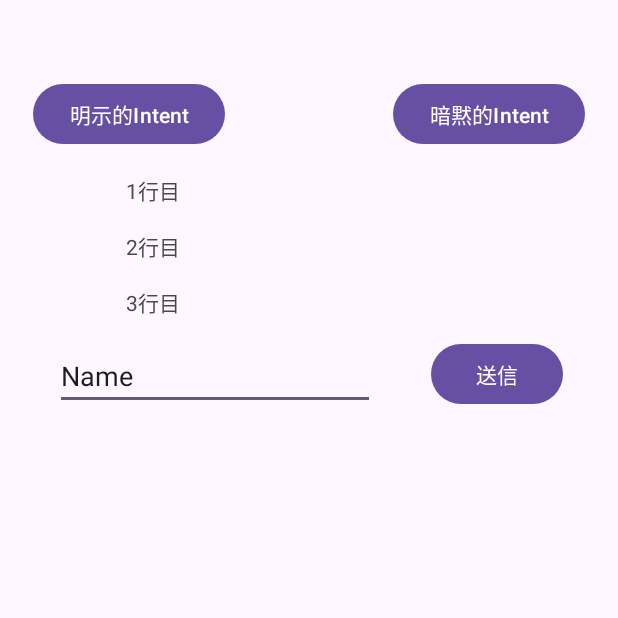
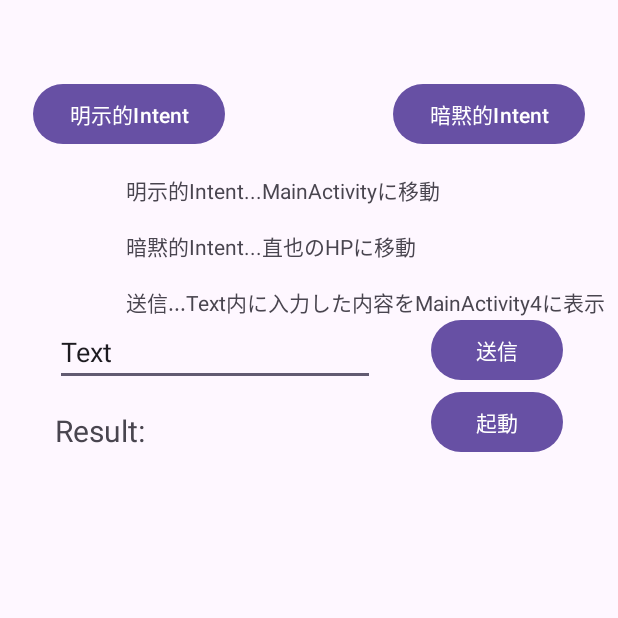
Before and after one commit to Toa3310/ToasApplication, an Android app: the screen it shows after launch (MainActivity2), on a phone screen of 412 x 824 dp, the top half of it. Run offline under Robolectric (Android 15) with nearby library versions, the phone set to English and light mode, and no system bars.

Commit message:
2画面目からのデータを1画面目に表示するように変更

```diff
--- a/app/src/main/AndroidManifest.xml
+++ b/app/src/main/AndroidManifest.xml
@@ -12,8 +12,13 @@
         android:supportsRtl="true"
         android:theme="@style/Theme.ToasApplication">
         <activity
+            android:name=".MainActivity4"
+            android:exported="false">
+        </activity>
+        <activity
             android:name=".MainActivity3"
             android:exported="true">
+
         </activity>
         <activity
             android:name=".MainActivity2"
@@ -27,6 +32,7 @@
         <activity
             android:name=".MainActivity"
             android:exported="true">
+
         </activity>
     </application>
 
--- a/app/src/main/res/layout/activity_main.xml
+++ b/app/src/main/res/layout/activity_main.xml
@@ -14,7 +14,6 @@
         android:layout_marginStart="16dp"
         android:text="@string/text"
         android:textSize="34sp"
-        app:layout_constraintBottom_toBottomOf="parent"
         app:layout_constraintEnd_toEndOf="parent"
         app:layout_constraintHorizontal_bias="0.1"
         app:layout_constraintStart_toStartOf="parent"
--- a/app/src/main/res/layout/activity_main2.xml
+++ b/app/src/main/res/layout/activity_main2.xml
@@ -37,7 +37,7 @@
         android:layout_marginStart="84dp"
         android:layout_marginTop="16dp"
         android:layout_marginBottom="16dp"
-        android:text="1行目"
+        android:text="明示的Intent...MainActivityに移動"
         app:layout_constraintBottom_toTopOf="@+id/textView2"
         app:layout_constraintStart_toStartOf="parent"
         app:layout_constraintTop_toBottomOf="@id/button2"
@@ -47,7 +47,7 @@
         android:id="@+id/textView2"
         android:layout_width="wrap_content"
         android:layout_height="wrap_content"
-        android:text="2行目"
+        android:text="暗黙的Intent...直也のHPに移動"
         app:layout_constraintBottom_toTopOf="@+id/textView3"
         app:layout_constraintStart_toStartOf="@id/textView"
         app:layout_constraintTop_toBottomOf="@id/textView" />
@@ -57,30 +57,47 @@
         android:layout_width="wrap_content"
         android:layout_height="wrap_content"
         android:layout_marginTop="16dp"
-        android:layout_marginBottom="16dp"
-        android:text="3行目"
-        app:layout_constraintBottom_toTopOf="@id/editTextText2"
+        android:text="送信...Text内に入力した内容をMainActivity4に表示"
+        app:layout_constraintBottom_toTopOf="@id/submitText"
         app:layout_constraintStart_toStartOf="@id/textView"
         app:layout_constraintTop_toBottomOf="@id/textView2" />
 
     <EditText
-        android:id="@+id/editTextText2"
+        android:id="@+id/submitText"
         android:layout_width="wrap_content"
         android:layout_height="wrap_content"
-        android:layout_marginTop="16dp"
         android:ems="10"
         android:inputType="text"
-        android:text="Name"
-        app:layout_constraintEnd_toStartOf="@id/button4"
+        android:text="Text"
+        app:layout_constraintTop_toBottomOf="@id/textView3"
         app:layout_constraintStart_toStartOf="parent"
-        app:layout_constraintTop_toBottomOf="@id/textView3" />
+        app:layout_constraintEnd_toStartOf="@id/submitButton"/>
 
     <Button
-        android:id="@+id/button4"
+        android:id="@+id/submitButton"
         android:layout_width="wrap_content"
         android:layout_height="wrap_content"
         android:text="送信"
-        app:layout_constraintStart_toEndOf="@id/editTextText2"
-        app:layout_constraintBottom_toBottomOf="@id/editTextText2"
+        app:layout_constraintStart_toEndOf="@id/submitText"
+        app:layout_constraintBottom_toBottomOf="@id/submitText"
         app:layout_constraintEnd_toEndOf="parent" />
+
+    <TextView
+        android:id="@+id/returnResult"
+        android:layout_width="wrap_content"
+        android:layout_height="29dp"
+        android:layout_marginTop="16dp"
+        android:text="Result:"
+        android:textSize="20sp"
+        app:layout_constraintStart_toStartOf="@id/submitText"
+        app:layout_constraintTop_toBottomOf="@id/submitText" />
+
+    <Button
+        android:id="@+id/button5"
+        android:layout_width="wrap_content"
+        android:layout_height="wrap_content"
+        android:text="起動"
+        app:layout_constraintEnd_toEndOf="@id/submitButton"
+        app:layout_constraintTop_toBottomOf="@id/submitButton" />
+
 </androidx.constraintlayout.widget.ConstraintLayout>
```
Also changed, not shown: app/src/main/java/jp/ac/meijou/android/s241205182/MainActivity2.java (+34 -0 lines), app/src/main/java/jp/ac/meijou/android/s241205182/MainActivity3.java (+4 -48 lines), app/src/main/java/jp/ac/meijou/android/s241205182/MainActivity4.java (added, +52 -0 lines), app/src/main/res/layout/activity_main4.xml (added, +40 -0 lines).
